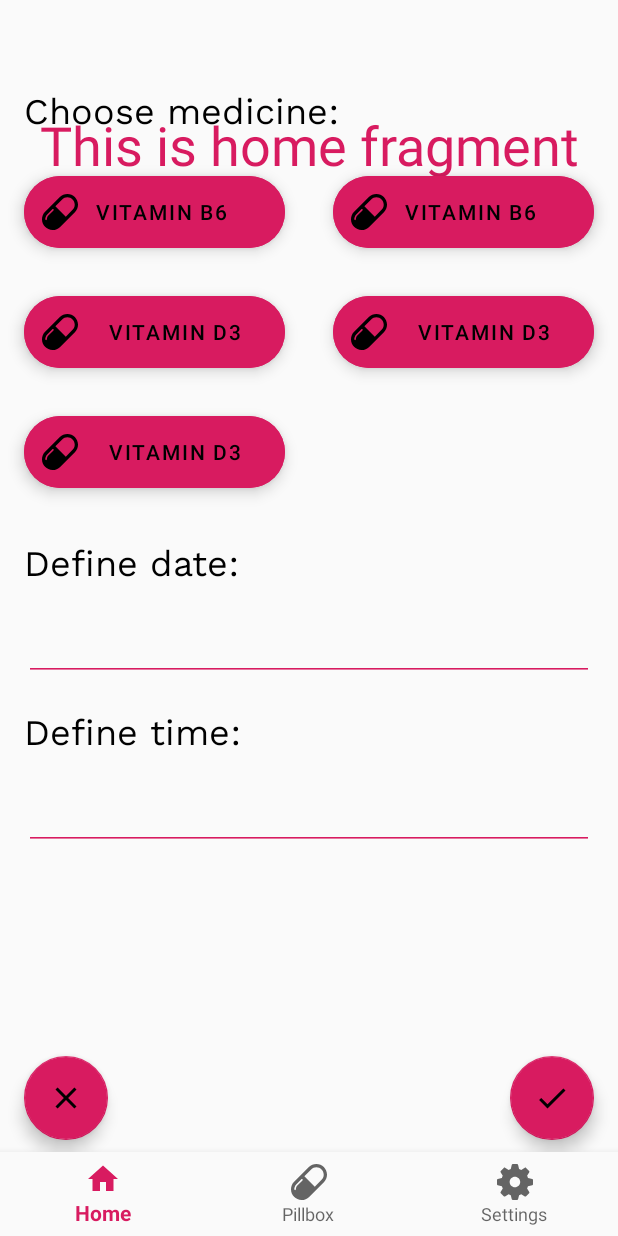
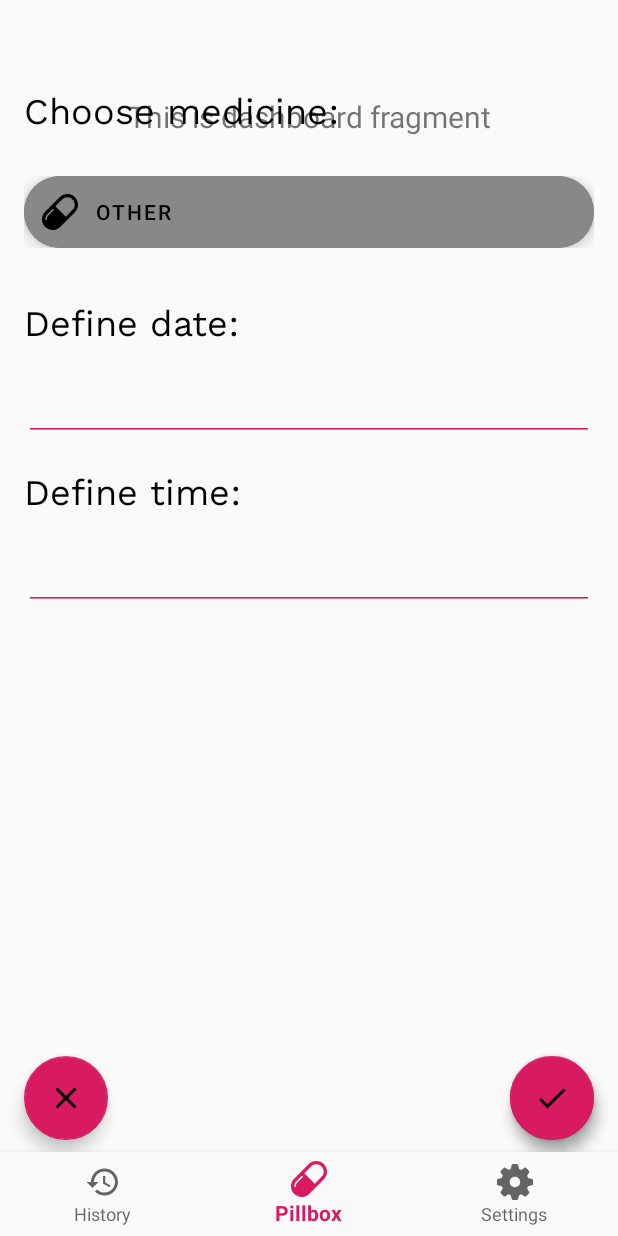
Before and after one commit to LucGeven/PillBox, an Android app: the fragment AddMedicineFragment placed in its activity, on a phone screen of 412 x 824 dp. Run offline under Robolectric (Android 15) with nearby library versions, the phone set to English and light mode, and no system bars; our stand-ins replace Firebase (no records; nobody signed in at launch, a user with empty details on screens opened directly), navigation-ui; Roboto replaces fonts that are not available here.

Commit message:
Update design with firebase integration

```diff
--- a/app/src/main/java/io/geven/pillbox/ConnectActivity.java
+++ b/app/src/main/java/io/geven/pillbox/ConnectActivity.java
@@ -65,6 +65,10 @@ public class ConnectActivity extends AppCompatActivity implements FirebaseObserv
         if ((Boolean) arg) {
             // store the given id, so that next time you don't have to enter the id again
             sharedPref.edit().putString("box_id", ((Globals) getApplication()).getInstance().getBoxID()).apply();
+
+            // detach observer, because this observer is not necessary anymore
+            boxAdapter.detachObserver(this);
+
             // go to the main activity
             startActivity(new Intent(ConnectActivity.this, MainActivity.class));
         } else {
--- a/app/src/main/java/io/geven/pillbox/MainActivity.java
+++ b/app/src/main/java/io/geven/pillbox/MainActivity.java
@@ -20,7 +20,7 @@ public class MainActivity extends AppCompatActivity {
         // Passing each menu ID as a set of Ids because each
         // menu should be considered as top level destinations.
         AppBarConfiguration appBarConfiguration = new AppBarConfiguration.Builder(
-                R.id.navigation_home, R.id.navigation_pillbox, R.id.navigation_settings)
+                R.id.navigation_history, R.id.navigation_pillbox, R.id.navigation_settings)
                 .build();
         NavController navController = Navigation.findNavController(this, R.id.nav_host_fragment);
         //NavigationUI.setupActionBarWithNavController(this, navController, appBarConfiguration);
--- a/app/src/main/java/io/geven/pillbox/ui/add_medicine/AddMedicineFragment.java
+++ b/app/src/main/java/io/geven/pillbox/ui/add_medicine/AddMedicineFragment.java
@@ -7,6 +7,7 @@ import androidx.lifecycle.ViewModelProviders;
 
 import android.app.DatePickerDialog;
 import android.app.TimePickerDialog;
+import android.graphics.Color;
 import android.os.Bundle;
 
 import androidx.annotation.NonNull;
@@ -15,19 +16,28 @@ import androidx.fragment.app.Fragment;
 import io.geven.pillbox.R;
 import io.geven.pillbox.ui.pillbox.PillboxFragment;
 import io.geven.pillbox.ui.pillbox.PillboxViewModel;
+import io.geven.pillbox.util.FirebaseItem;
 
+import android.os.Debug;
+import android.util.Log;
 import android.view.LayoutInflater;
 import android.view.View;
 import android.view.ViewGroup;
 import android.widget.DatePicker;
 import android.widget.EditText;
+import android.widget.GridLayout;
+import android.widget.LinearLayout;
 import android.widget.TextView;
 import android.widget.TimePicker;
 
+import com.google.android.material.floatingactionbutton.ExtendedFloatingActionButton;
 import com.google.android.material.floatingactionbutton.FloatingActionButton;
 
 import java.text.SimpleDateFormat;
 import java.util.Calendar;
+import java.util.HashMap;
+import java.util.LinkedList;
+import java.util.List;
 import java.util.Locale;
 
 public class AddMedicineFragment extends Fragment {
@@ -37,6 +47,10 @@ public class AddMedicineFragment extends Fragment {
     private EditText eDefineDate;
     private EditText eDefineTime;
     private final Calendar calendar = Calendar.getInstance();
+
+    private GridLayout gridLayout;
+
+    private HashMap<String, String> selectedMedicines;
 
     public static AddMedicineFragment newInstance() {
         return new AddMedicineFragment();
@@ -100,6 +114,66 @@ public class AddMedicineFragment extends Fragment {
             }
         });
 
+        selectedMedicines = new HashMap<>();
+
+        gridLayout = (GridLayout) root.findViewById(R.id.medicines_list);
+
+        addMedicineViewModel.getmMedicines().observe(this, new Observer<LinkedList<FirebaseItem<String>>>() {
+            @Override
+            public void onChanged(LinkedList<FirebaseItem<String>> medicines) {
+
+                // delete all current views
+                gridLayout.removeAllViews();
+
+                for (final FirebaseItem<String> medicine : medicines) {
+                    // create view from layout
+                    View medicineItem = LayoutInflater.from(getContext()).inflate(R.layout.medicine_item, gridLayout, false);
+                    final ExtendedFloatingActionButton eFAB = (ExtendedFloatingActionButton) medicineItem.findViewById(R.id.fab_medicine_item);
+                    eFAB.setText(medicine.item);
+
+                    eFAB.setOnClickListener(new View.OnClickListener() {
+                        @Override
+                        public void onClick(View v) {
+                            if (selectedMedicines.containsKey(medicine.getId())) {
+                                // deselect button
+                                eFAB.setBackgroundColor(Color.GRAY);
+                                selectedMedicines.remove(medicine.getId());
+                            } else {
+                                // select button
+                                eFAB.setBackgroundColor(Color.parseColor("#D81B60"));
+                                selectedMedicines.put(medicine.getId(), medicine.item);
+                            }
+                        }
+                    });
+
+                    gridLayout.addView(medicineItem);
+                }
+
+                // add other button
+                // create view from layout
+                View otherItem = LayoutInflater.from(getContext()).inflate(R.layout.medicine_item, gridLayout, false);
+                final ExtendedFloatingActionButton eFAB = (ExtendedFloatingActionButton) otherItem.findViewById(R.id.fab_medicine_item);
+                eFAB.setText("Other");
+
+                eFAB.setOnClickListener(new View.OnClickListener() {
+                    @Override
+                    public void onClick(View v) {
+                        if (selectedMedicines.containsKey("Other")) {
+                            // deselect button
+                            eFAB.setBackgroundColor(Color.GRAY);
+                            selectedMedicines.remove("Other");
+                        } else {
+                            // select button
+                            eFAB.setBackgroundColor(Color.parseColor("#D81B60"));
+                            selectedMedicines.put("Other", "Other");
+                        }
+                    }
+                });
+
+                gridLayout.addView(otherItem);
+
+            }
+        });
 
 
 
--- a/app/src/main/java/io/geven/pillbox/ui/add_medicine/AddMedicineViewModel.java
+++ b/app/src/main/java/io/geven/pillbox/ui/add_medicine/AddMedicineViewModel.java
@@ -1,18 +1,42 @@
 package io.geven.pillbox.ui.add_medicine;
+
+import android.util.Log;
+
+import java.util.LinkedList;
+import java.util.List;
 
 import androidx.lifecycle.LiveData;
 import androidx.lifecycle.MutableLiveData;
 import androidx.lifecycle.ViewModel;
+import io.geven.pillbox.util.FirebaseAdapter;
+import io.geven.pillbox.util.FirebaseItem;
+import io.geven.pillbox.util.FirebaseMedicinesAdapter;
+import io.geven.pillbox.util.FirebaseObserver;
 
-public class AddMedicineViewModel extends ViewModel {
+public class AddMedicineViewModel extends ViewModel implements FirebaseObserver {
     private MutableLiveData<String> mText;
 
+    private MutableLiveData<LinkedList<FirebaseItem<String>>> mMedicines;
+
+    FirebaseAdapter firebaseMedicinesAdapter;
+
     public AddMedicineViewModel() {
-        //mText = new MutableLiveData<>();
-        //mText.setValue("This is dashboard fragment");
+
+        mMedicines = new MutableLiveData<>();
+
+        firebaseMedicinesAdapter = new FirebaseMedicinesAdapter();
+        firebaseMedicinesAdapter.attachObserver(this);
     }
 
-    //public LiveData<String> getText() {
-    //    return mText;
-    //}
+    @Override
+    public void firebaseUpdate(FirebaseAdapter adapter, Object arg) {
+        if (adapter instanceof FirebaseMedicinesAdapter) {
+            mMedicines.setValue((LinkedList<FirebaseItem<String>>) arg);
+        }
+    }
+
+
+    public MutableLiveData<LinkedList<FirebaseItem<String>>> getmMedicines() {
+        return mMedicines;
+    }
 }
--- a/app/src/main/java/io/geven/pillbox/ui/home/HomeFragment.java
+++ b/app/src/main/java/io/geven/pillbox/ui/history/HistoryFragment.java
@@ -1,4 +1,4 @@
-package io.geven.pillbox.ui.home;
+package io.geven.pillbox.ui.history;
 
 import android.os.Bundle;
 import android.view.LayoutInflater;
@@ -13,22 +13,23 @@ import androidx.lifecycle.Observer;
 import androidx.lifecycle.ViewModelProviders;
 import io.geven.pillbox.R;
 
-public class HomeFragment extends Fragment {
+public class HistoryFragment extends Fragment {
 
-    private HomeViewModel homeViewModel;
+    private HistoryViewModel historyViewModel;
 
     public View onCreateView(@NonNull LayoutInflater inflater,
                              ViewGroup container, Bundle savedInstanceState) {
-        homeViewModel =
-                ViewModelProviders.of(this).get(HomeViewModel.class);
-        View root = inflater.inflate(R.layout.fragment_home, container, false);
+        historyViewModel =
+                ViewModelProviders.of(this).get(HistoryViewModel.class);
+        View root = inflater.inflate(R.layout.fragment_history, container, false);
         final TextView textView = root.findViewById(R.id.text_home);
-        homeViewModel.getText().observe(this, new Observer<String>() {
+        historyViewModel.getText().observe(this, new Observer<String>() {
             @Override
             public void onChanged(@Nullable String s) {
                 textView.setText(s);
             }
         });
+
         return root;
     }
 }
--- a/app/src/main/java/io/geven/pillbox/ui/home/HomeViewModel.java
+++ b/app/src/main/java/io/geven/pillbox/ui/history/HistoryViewModel.java
@@ -1,14 +1,14 @@
-package io.geven.pillbox.ui.home;
+package io.geven.pillbox.ui.history;
 
 import androidx.lifecycle.LiveData;
 import androidx.lifecycle.MutableLiveData;
 import androidx.lifecycle.ViewModel;
 
-public class HomeViewModel extends ViewModel {
+public class HistoryViewModel extends ViewModel {
 
     private MutableLiveData<String> mText;
 
-    public HomeViewModel() {
+    public HistoryViewModel() {
         mText = new MutableLiveData<>();
         mText.setValue("This is home fragment");
     }
--- a/app/src/main/java/io/geven/pillbox/ui/pillbox/PillboxFragment.java
+++ b/app/src/main/java/io/geven/pillbox/ui/pillbox/PillboxFragment.java
@@ -7,7 +7,6 @@ import android.view.ViewGroup;
 import android.widget.TextView;
 
 import com.google.android.material.floatingactionbutton.FloatingActionButton;
-import com.google.android.material.snackbar.Snackbar;
 
 import androidx.annotation.Nullable;
 import androidx.annotation.NonNull;
@@ -18,7 +17,6 @@ import androidx.lifecycle.Observer;
 import androidx.lifecycle.ViewModelProviders;
 import io.geven.pillbox.R;
 import io.geven.pillbox.ui.add_medicine.AddMedicineFragment;
-import io.geven.pillbox.ui.home.HomeFragment;
 
 public class PillboxFragment extends Fragment {
 
--- /dev/null
+++ b/app/src/main/java/io/geven/pillbox/util/FirebaseMedicinesAdapter.java
@@ -0,0 +1,66 @@
+package io.geven.pillbox.util;
+
+import com.google.firebase.database.DataSnapshot;
+import com.google.firebase.database.DatabaseError;
+import com.google.firebase.database.DatabaseReference;
+import com.google.firebase.database.ValueEventListener;
+
+import java.util.LinkedList;
+import java.util.List;
+
+import androidx.annotation.NonNull;
+
+public class FirebaseMedicinesAdapter extends FirebaseAdapter {
+
+    private List<FirebaseItem<String>> medicines;
+    private DatabaseReference medicinesReference;
+
+    public FirebaseMedicinesAdapter() {
+        super();
+
+        medicines = new LinkedList<>();
+        medicinesReference = getBoxReference().child("medicines");
+
+        syncMedicines();
+
+
+
+    }
+
+    private void syncMedicines() {
+
+        // if data is changed of a chore
+        medicinesReference.addValueEventListener(new ValueEventListener() {
+            @Override
+            public void onDataChange(@NonNull DataSnapshot dataSnapshot) {
+                // data will not be overwritten, therefore we need to clean the chores list
+                medicines.clear();
+
+                // for each medicine that exists in the medicines list
+                for (DataSnapshot medicine : dataSnapshot.getChildren()) {
+
+                    medicines.add(new FirebaseItem<String>(medicine.getKey(), medicine.getValue(String.class)));
+
+                }
+
+                notifyObservers(FirebaseMedicinesAdapter.this, medicines);
+            }
+
+            @Override
+            public void onCancelled(@NonNull DatabaseError error) {
+
+            }
+
+
+        });
+
+    }
+
+    public void addMedicine(String medicine) {
+        medicinesReference.push().setValue(medicine);
+    }
+
+    public void deleteMedicine(String id) {
+        medicinesReference.child(id).removeValue();
+    }
+}
--- /dev/null
+++ b/app/src/main/res/drawable/ic_history.xml
@@ -0,0 +1,9 @@
+<vector xmlns:android="http://schemas.android.com/apk/res/android"
+    android:width="24dp"
+    android:height="24dp"
+    android:viewportWidth="24"
+    android:viewportHeight="24">
+  <path
+      android:fillColor="#FF000000"
+      android:pathData="M13,3c-4.97,0 -9,4.03 -9,9L1,12l3.89,3.89 0.07,0.14L9,12L6,12c0,-3.87 3.13,-7 7,-7s7,3.13 7,7 -3.13,7 -7,7c-1.93,0 -3.68,-0.79 -4.94,-2.06l-1.42,1.42C8.27,19.99 10.51,21 13,21c4.97,0 9,-4.03 9,-9s-4.03,-9 -9,-9zM12,8v5l4.28,2.54 0.72,-1.21 -3.5,-2.08L13.5,8L12,8z"/>
+</vector>
--- a/app/src/main/res/layout/add_medicine_fragment.xml
+++ b/app/src/main/res/layout/add_medicine_fragment.xml
@@ -31,10 +31,12 @@
         app:layout_constraintTop_toBottomOf="@+id/textView"
         tools:layout_editor_absoluteX="0dp">
 
+
+        <!--
         <com.google.android.material.floatingactionbutton.ExtendedFloatingActionButton
 
 
-            android:layout_width="wrap_content"
+            android:layout_width="0dp"
             android:layout_height="wrap_content"
             android:layout_columnWeight="1"
             android:layout_margin="16dp"
@@ -46,7 +48,7 @@
         <com.google.android.material.floatingactionbutton.ExtendedFloatingActionButton
 
 
-            android:layout_width="wrap_content"
+            android:layout_width="0dp"
             android:layout_height="wrap_content"
             android:layout_columnWeight="1"
             android:layout_margin="16dp"
@@ -58,7 +60,7 @@
         <com.google.android.material.floatingactionbutton.ExtendedFloatingActionButton
 
 
-            android:layout_width="wrap_content"
+            android:layout_width="0dp"
             android:layout_height="wrap_content"
             android:layout_columnWeight="1"
             android:layout_margin="16dp"
@@ -71,7 +73,20 @@
         <com.google.android.material.floatingactionbutton.ExtendedFloatingActionButton
 
 
-            android:layout_width="wrap_content"
+            android:layout_width="0dp"
+            android:layout_height="wrap_content"
+            android:layout_columnWeight="1"
+            android:layout_margin="16dp"
+            android:backgroundTint="@color/colorAccent"
+            android:text="oxyadfadsfnad"
+            android:textAlignment="center"
+            android:theme="@style/Theme.MaterialComponents.NoActionBar"
+            app:icon="@drawable/ic_pill" />
+
+        <com.google.android.material.floatingactionbutton.ExtendedFloatingActionButton
+
+
+            android:layout_width="0dp"
             android:layout_height="wrap_content"
             android:layout_columnWeight="1"
             android:layout_margin="16dp"
@@ -80,20 +95,7 @@
             android:textAlignment="center"
             android:theme="@style/Theme.MaterialComponents.NoActionBar"
             app:icon="@drawable/ic_pill" />
-
-        <com.google.android.material.floatingactionbutton.ExtendedFloatingActionButton
-
-
-            android:layout_width="wrap_content"
-            android:layout_height="wrap_content"
-            android:layout_columnWeight="1"
-            android:layout_margin="16dp"
-            android:backgroundTint="@color/colorAccent"
-            android:text="Vitamin D3"
-            android:textAlignment="center"
-            android:theme="@style/Theme.MaterialComponents.NoActionBar"
-            app:icon="@drawable/ic_pill" />
-
+            -->
 
         >
     </GridLayout>
--- /dev/null
+++ b/app/src/main/res/layout/medicine_item.xml
@@ -0,0 +1,19 @@
+<?xml version="1.0" encoding="utf-8"?>
+<LinearLayout xmlns:android="http://schemas.android.com/apk/res/android"
+    android:id="@+id/layout_medicine_items"
+    android:layout_width="0dp"
+    android:layout_height="match_parent"
+    android:layout_margin="16dp"
+    android:layout_columnWeight="1"
+    xmlns:app="http://schemas.android.com/apk/res-auto">
+
+    <com.google.android.material.floatingactionbutton.ExtendedFloatingActionButton
+        android:layout_width="match_parent"
+        android:layout_height="match_parent"
+        android:id="@+id/fab_medicine_item"
+        android:backgroundTint="#888888"
+        android:text=""
+        android:theme="@style/Theme.MaterialComponents.NoActionBar"
+        app:icon="@drawable/ic_pill" />
+
+</LinearLayout>
--- a/app/src/main/res/menu/bottom_nav_menu.xml
+++ b/app/src/main/res/menu/bottom_nav_menu.xml
@@ -2,9 +2,9 @@
 <menu xmlns:android="http://schemas.android.com/apk/res/android">
 
     <item
-        android:id="@+id/navigation_home"
-        android:icon="@drawable/ic_home_black_24dp"
-        android:title="@string/title_home" />
+        android:id="@+id/navigation_history"
+        android:icon="@drawable/ic_history"
+        android:title="@string/title_history" />
 
     <item
         android:id="@+id/navigation_pillbox"
--- a/app/src/main/res/navigation/mobile_navigation.xml
+++ b/app/src/main/res/navigation/mobile_navigation.xml
@@ -3,13 +3,13 @@
     xmlns:app="http://schemas.android.com/apk/res-auto"
     xmlns:tools="http://schemas.android.com/tools"
     android:id="@+id/mobile_navigation"
-    app:startDestination="@+id/navigation_home">
+    app:startDestination="@+id/navigation_pillbox">
 
     <fragment
-        android:id="@+id/navigation_home"
-        android:name="io.geven.pillbox.ui.home.HomeFragment"
-        android:label="@string/title_home"
-        tools:layout="@layout/fragment_home" />
+        android:id="@+id/navigation_history"
+        android:name="io.geven.pillbox.ui.history.HistoryFragment"
+        android:label="@string/title_history"
+        tools:layout="@layout/fragment_history" />
 
     <fragment
         android:id="@+id/navigation_pillbox"
--- a/app/src/main/res/values/strings.xml
+++ b/app/src/main/res/values/strings.xml
@@ -1,6 +1,6 @@
 <resources>
     <string name="app_name">PillBox</string>
-    <string name="title_home">Home</string>
+    <string name="title_history">History</string>
     <string name="title_pillbox">Pillbox</string>
     <string name="title_settings">Settings</string>
 </resources>
```
Also changed, not shown: app/src/main/java/io/geven/pillbox/util/FirebaseItem.java (added, +30 -0 lines), app/src/main/java/io/geven/pillbox/util/sample_data.json (+27 -1 lines), app/src/main/res/layout/fragment_history.xml (renamed from app/src/main/res/layout/fragment_home.xml).
